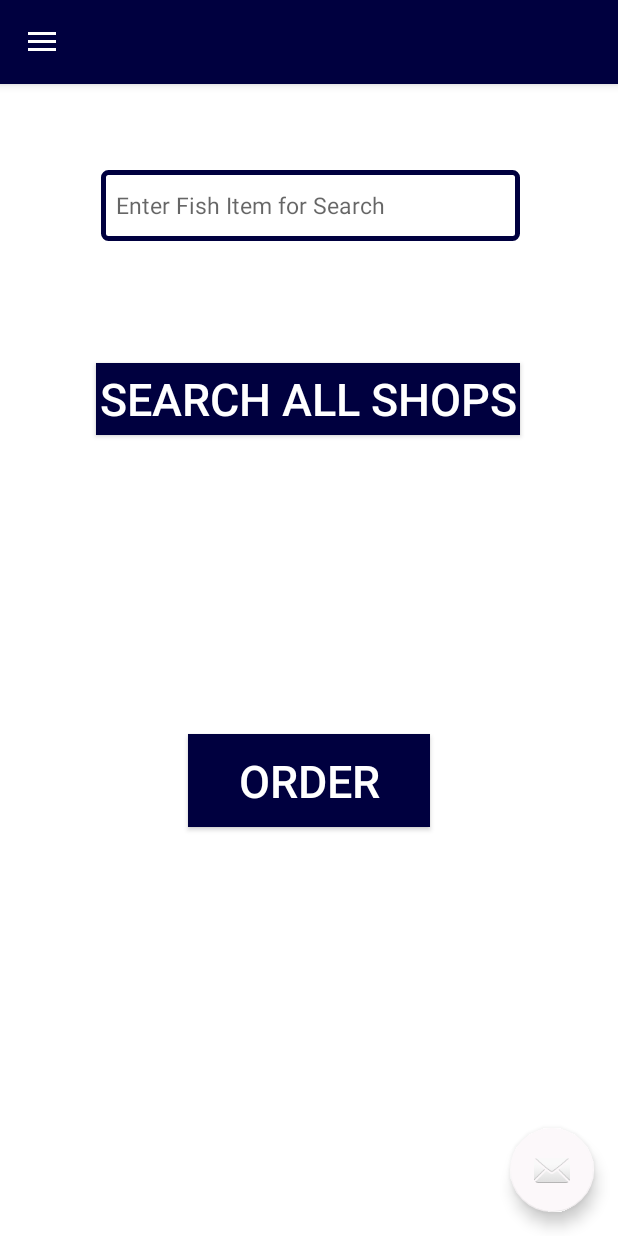
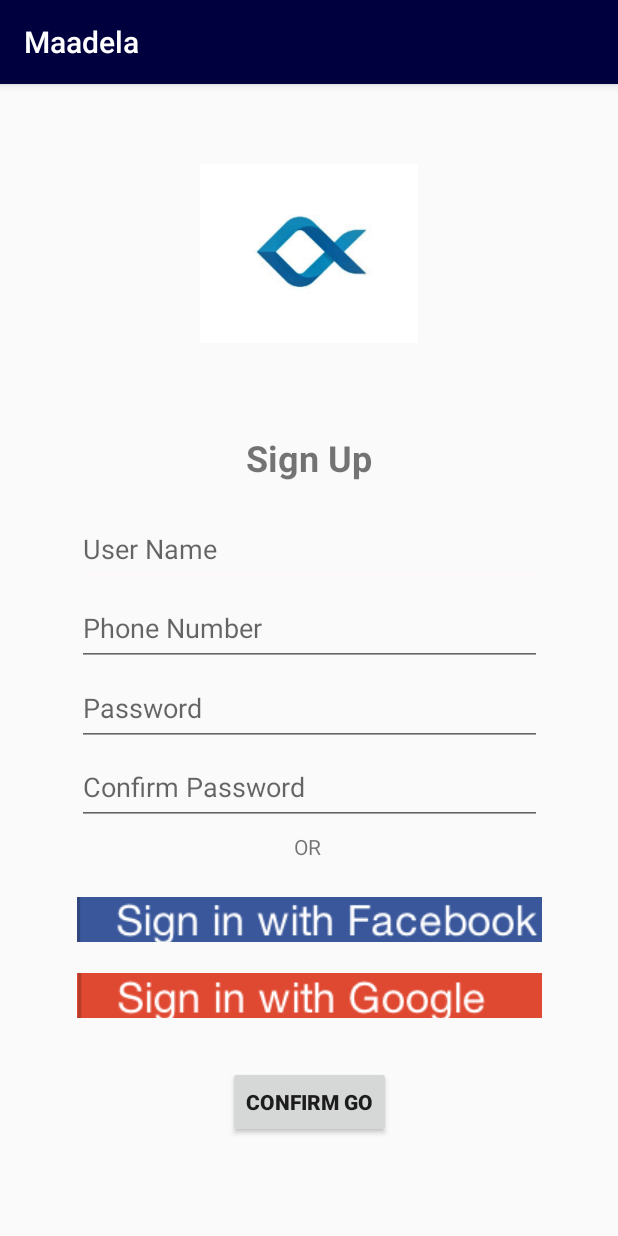
Before and after one commit to HDLLakshan/Maadela, an Android app: the screen it shows after launch (SearchNavi before the commit, signup after it), on a phone screen of 412 x 824 dp. Run offline under Robolectric (Android 15) with nearby library versions, the phone set to English and light mode, and no system bars.

Commit message:
added my interfaces

```diff
--- a/app/src/main/AndroidManifest.xml
+++ b/app/src/main/AndroidManifest.xml
@@ -1,7 +1,6 @@
 <?xml version="1.0" encoding="utf-8"?>
 <manifest xmlns:android="http://schemas.android.com/apk/res/android"
     package="com.example.maadela">
-
     <!--
          The ACCESS_COARSE/FINE_LOCATION permissions are not required to use
          Google Maps Android API v2, but you must specify either coarse or fine
@@ -16,7 +15,7 @@
         android:roundIcon="@mipmap/ic_launcher_round"
         android:supportsRtl="true"
         android:theme="@style/AppTheme">
-
+        <activity android:name=".signup"></activity>
         <!--
              The API key for Google Maps-based APIs is defined as a string resource.
              (See the file "res/values/google_maps_api.xml").
@@ -31,7 +30,7 @@
 
         <activity
             android:name=".MapsActivity"
-            android:label="@string/title_activity_maps"></activity>
+            android:label="@string/title_activity_maps" />
         <activity
             android:name=".SearchNavi"
             android:label="@string/title_activity_search_navi"
--- a/app/src/main/java/com/example/maadela/MainActivity.java
+++ b/app/src/main/java/com/example/maadela/MainActivity.java
@@ -20,7 +20,7 @@ public class MainActivity extends Activity {
         handler.postDelayed( new Runnable() {
             @Override
             public void run() {
-               Intent intent = new Intent( MainActivity.this, SearchNavi.class );
+               Intent intent = new Intent( MainActivity.this, signup.class );
                startActivity(intent);
                 finish();
             }
--- /dev/null
+++ b/app/src/main/java/com/example/maadela/signup.java
@@ -0,0 +1,25 @@
+package com.example.maadela;
+
+import androidx.appcompat.app.AppCompatActivity;
+
+import android.content.Intent;
+import android.os.Bundle;
+import android.view.View;
+
+public class signup extends AppCompatActivity {
+
+    @Override
+    protected void onCreate(Bundle savedInstanceState) {
+        super.onCreate(savedInstanceState);
+        setContentView(R.layout.activity_signup);
+
+    }
+
+    public void sendMessage(View view) {
+        Intent intent = new Intent(this, SearchNavi.class);
+        // EditText editText = (EditText) findViewById(R.id.editText);
+        // String message = editText.getText().toString();
+        //   intent.putExtra(EXTRA_MESSAGE, message);
+        startActivity(intent);
+    }
+}
--- a/app/src/main/res/layout/activity_main.xml
+++ b/app/src/main/res/layout/activity_main.xml
@@ -9,31 +9,32 @@
 
     <ImageView
         android:id="@+id/img"
-        android:layout_width="180dp"
-        android:layout_height="180dp"
+        android:layout_width="215dp"
+        android:layout_height="191dp"
         android:layout_centerInParent="true"
         android:layout_marginStart="115dp"
         android:layout_marginTop="192dp"
         android:layout_marginEnd="116dp"
-        android:layout_marginBottom="52dp"
+        android:layout_marginBottom="8dp"
         android:contentDescription="App Image"
-        android:src="@drawable/icon"
-        app:layout_constraintBottom_toTopOf="@+id/editText"
+        android:src="@drawable/offical"
+        app:layout_constraintBottom_toBottomOf="parent"
         app:layout_constraintEnd_toEndOf="parent"
-        app:layout_constraintHorizontal_bias="0.0"
+        app:layout_constraintHorizontal_bias="0.485"
         app:layout_constraintStart_toStartOf="parent"
-        app:layout_constraintTop_toTopOf="parent" />
+        app:layout_constraintTop_toTopOf="parent"
+        app:layout_constraintVertical_bias="0.017" />
 
     <TextView
         android:id="@+id/editText"
-        android:layout_width="207dp"
-        android:layout_height="92dp"
+        android:layout_width="199dp"
+        android:layout_height="109dp"
         android:layout_below="@id/img"
         android:layout_centerHorizontal="true"
-        android:layout_marginStart="102dp"
-        android:layout_marginTop="41dp"
-        android:layout_marginEnd="102dp"
-        android:layout_marginBottom="204dp"
+        android:layout_marginStart="8dp"
+        android:layout_marginTop="8dp"
+        android:layout_marginEnd="8dp"
+        android:layout_marginBottom="8dp"
         android:ems="10"
         android:inputType="textPersonName"
         android:text="@string/name"
@@ -41,8 +42,9 @@
         android:textSize="66sp"
         app:layout_constraintBottom_toBottomOf="parent"
         app:layout_constraintEnd_toEndOf="parent"
-        app:layout_constraintHorizontal_bias="0.0"
+        app:layout_constraintHorizontal_bias="0.744"
         app:layout_constraintStart_toStartOf="parent"
-        app:layout_constraintTop_toBottomOf="@+id/img" />
+        app:layout_constraintTop_toTopOf="parent"
+        app:layout_constraintVertical_bias="0.651" />
 
 </androidx.constraintlayout.widget.ConstraintLayout>
--- /dev/null
+++ b/app/src/main/res/layout/activity_signup.xml
@@ -0,0 +1,172 @@
+<?xml version="1.0" encoding="utf-8"?>
+<androidx.constraintlayout.widget.ConstraintLayout xmlns:android="http://schemas.android.com/apk/res/android"
+    xmlns:app="http://schemas.android.com/apk/res-auto"
+    xmlns:tools="http://schemas.android.com/tools"
+    android:layout_width="match_parent"
+    android:layout_height="match_parent"
+    tools:context=".MainActivity">
+
+    <TextView
+        android:id="@+id/textView2"
+        android:layout_width="wrap_content"
+        android:layout_height="wrap_content"
+        android:layout_marginBottom="8dp"
+        android:text="Sign Up"
+        android:textSize="24sp"
+        android:textStyle="bold"
+        app:layout_constraintBottom_toBottomOf="parent"
+        app:layout_constraintLeft_toLeftOf="parent"
+        app:layout_constraintRight_toRightOf="parent"
+        app:layout_constraintTop_toTopOf="parent"
+        app:layout_constraintVertical_bias="0.32" />
+
+    <EditText
+        android:id="@+id/editText"
+        android:layout_width="310dp"
+        android:layout_height="50dp"
+        android:layout_marginStart="8dp"
+        android:layout_marginTop="8dp"
+        android:layout_marginEnd="8dp"
+        android:layout_marginBottom="8dp"
+        android:ems="10"
+        android:hint="User Name"
+        android:inputType="textPersonName"
+        app:layout_constraintBottom_toBottomOf="parent"
+        app:layout_constraintEnd_toEndOf="parent"
+        app:layout_constraintHorizontal_bias="0.505"
+        app:layout_constraintStart_toStartOf="parent"
+        app:layout_constraintTop_toTopOf="parent"
+        app:layout_constraintVertical_bias="0.395" />
+
+    <EditText
+        android:id="@+id/editText2"
+        android:layout_width="310dp"
+        android:layout_height="50dp"
+        android:layout_marginStart="8dp"
+        android:layout_marginTop="8dp"
+        android:layout_marginEnd="8dp"
+        android:layout_marginBottom="8dp"
+        android:ems="10"
+        android:hint="Phone Number"
+        android:inputType="phone"
+        app:layout_constraintBottom_toBottomOf="parent"
+        app:layout_constraintEnd_toEndOf="parent"
+        app:layout_constraintHorizontal_bias="0.505"
+        app:layout_constraintStart_toStartOf="parent"
+        app:layout_constraintTop_toTopOf="parent"
+        app:layout_constraintVertical_bias="0.47" />
+
+    <EditText
+        android:id="@+id/editText3"
+        android:layout_width="310dp"
+        android:layout_height="50dp"
+        android:layout_marginStart="8dp"
+        android:layout_marginEnd="8dp"
+        android:layout_marginBottom="8dp"
+        android:ems="10"
+        android:hint="Password"
+        android:inputType="textPassword"
+        app:layout_constraintBottom_toBottomOf="parent"
+        app:layout_constraintEnd_toEndOf="parent"
+        app:layout_constraintHorizontal_bias="0.505"
+        app:layout_constraintStart_toStartOf="parent"
+        app:layout_constraintTop_toTopOf="parent"
+        app:layout_constraintVertical_bias="0.551" />
+
+    <EditText
+        android:id="@+id/editText5"
+        android:layout_width="310dp"
+        android:layout_height="50dp"
+        android:layout_marginStart="8dp"
+        android:layout_marginTop="8dp"
+        android:layout_marginEnd="8dp"
+        android:layout_marginBottom="8dp"
+        android:ems="10"
+        android:hint="Confirm Password"
+        android:inputType="textPassword"
+        app:layout_constraintBottom_toBottomOf="parent"
+        app:layout_constraintEnd_toEndOf="parent"
+        app:layout_constraintHorizontal_bias="0.505"
+        app:layout_constraintStart_toStartOf="parent"
+        app:layout_constraintTop_toTopOf="parent"
+        app:layout_constraintVertical_bias="0.621" />
+
+    <Button
+        android:id="@+id/button"
+        android:layout_width="wrap_content"
+        android:layout_height="wrap_content"
+        android:layout_marginStart="8dp"
+        android:layout_marginTop="8dp"
+        android:layout_marginEnd="8dp"
+        android:layout_marginBottom="8dp"
+        android:text="Confirm Go"
+        android:textStyle="bold"
+        app:layout_constraintBottom_toBottomOf="parent"
+        app:layout_constraintEnd_toEndOf="parent"
+        app:layout_constraintStart_toStartOf="parent"
+        app:layout_constraintTop_toTopOf="parent"
+        app:layout_constraintVertical_bias="0.919" />
+
+    <TextView
+        android:id="@+id/textView"
+        android:layout_width="wrap_content"
+        android:layout_height="wrap_content"
+        android:layout_marginStart="8dp"
+        android:layout_marginTop="8dp"
+        android:layout_marginEnd="8dp"
+        android:layout_marginBottom="8dp"
+        android:text="OR"
+        app:layout_constraintBottom_toBottomOf="parent"
+        app:layout_constraintEnd_toEndOf="parent"
+        app:layout_constraintHorizontal_bias="0.498"
+        app:layout_constraintStart_toStartOf="parent"
+        app:layout_constraintTop_toTopOf="parent"
+        app:layout_constraintVertical_bias="0.66999996" />
+
+    <ImageButton
+        android:id="@+id/imageButton"
+        android:layout_width="310dp"
+        android:layout_height="30dp"
+        android:layout_marginStart="8dp"
+        android:layout_marginTop="8dp"
+        android:layout_marginEnd="8dp"
+        android:layout_marginBottom="8dp"
+        app:layout_constraintBottom_toBottomOf="parent"
+        app:layout_constraintEnd_toEndOf="parent"
+        app:layout_constraintHorizontal_bias="0.505"
+        app:layout_constraintStart_toStartOf="parent"
+        app:layout_constraintTop_toTopOf="parent"
+        app:layout_constraintVertical_bias="0.74"
+        app:srcCompat="@drawable/fb" />
+
+    <ImageButton
+        android:id="@+id/imageButton2"
+        android:layout_width="310dp"
+        android:layout_height="30dp"
+        android:layout_marginStart="8dp"
+        android:layout_marginTop="8dp"
+        android:layout_marginEnd="8dp"
+        android:layout_marginBottom="8dp"
+        app:layout_constraintBottom_toBottomOf="parent"
+        app:layout_constraintEnd_toEndOf="parent"
+        app:layout_constraintStart_toStartOf="parent"
+        app:layout_constraintTop_toTopOf="parent"
+        app:layout_constraintVertical_bias="0.81"
+        app:srcCompat="@drawable/goo" />
+
+    <ImageView
+        android:id="@+id/imageView"
+        android:layout_width="157dp"
+        android:layout_height="119dp"
+        android:layout_marginStart="8dp"
+        android:layout_marginTop="8dp"
+        android:layout_marginEnd="8dp"
+        android:layout_marginBottom="8dp"
+        app:layout_constraintBottom_toBottomOf="parent"
+        app:layout_constraintEnd_toEndOf="parent"
+        app:layout_constraintStart_toStartOf="parent"
+        app:layout_constraintTop_toTopOf="parent"
+        app:layout_constraintVertical_bias="0.072"
+        app:srcCompat="@drawable/offical" />
+
+</androidx.constraintlayout.widget.ConstraintLayout>
```
Also changed, not shown: app/src/main/res/drawable/fb.png (added), app/src/main/res/drawable/goo.png (added), app/src/main/res/drawable/nicon.jpg (added), app/src/main/res/drawable/offical.png (added).
